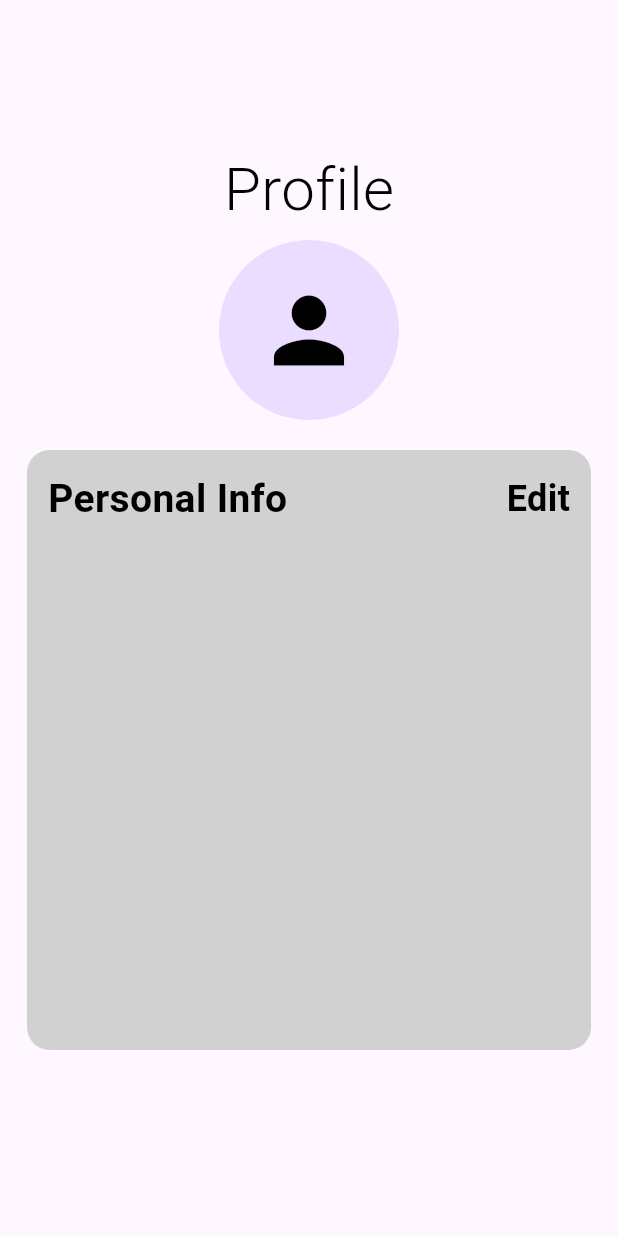
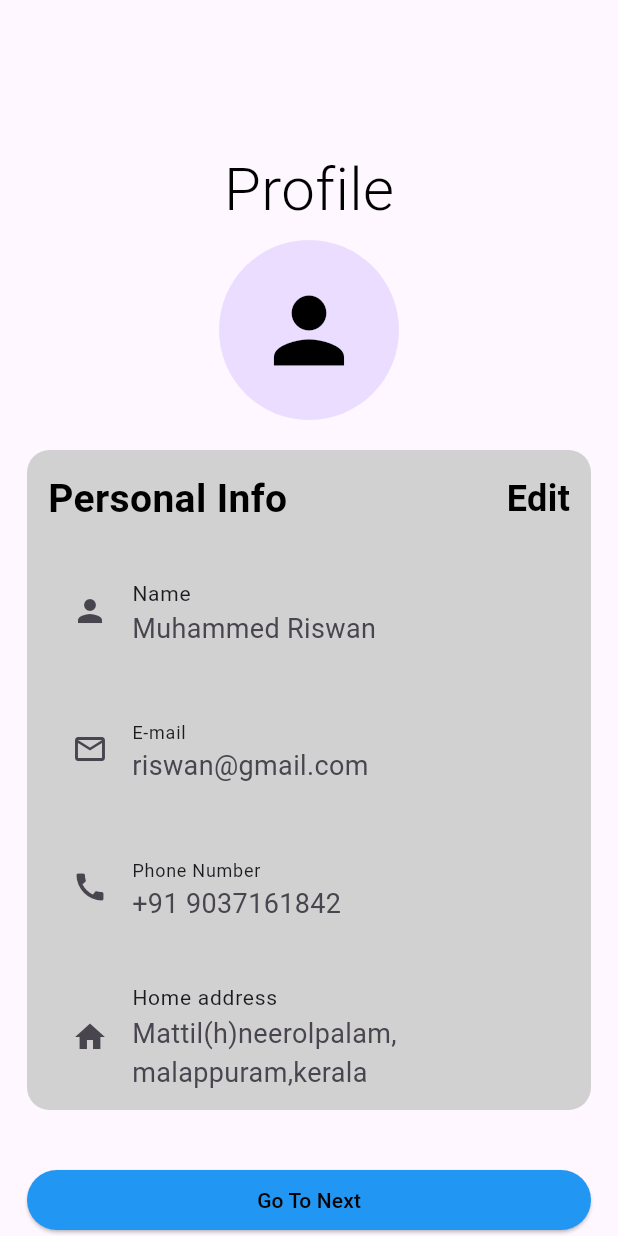
Before and after one commit to shamseernpm-beep/practice_dribble, a Flutter app: the Next screen opened directly, on a phone screen of 412 x 824 dp. Run offline on Flutter 3.47's test engine with Material 3 defaults, Android fonts, the light colour scheme and no system bars.

Commit message:
new pages

```diff
--- /dev/null
+++ b/lib/go.dart
@@ -0,0 +1,15 @@
+import 'package:flutter/material.dart';
+
+class Grid extends StatefulWidget {
+  const Grid({super.key});
+
+  @override
+  State<Grid> createState() => _GridState();
+}
+
+class _GridState extends State<Grid> {
+  @override
+  Widget build(BuildContext context) {
+    return const Placeholder();
+  }
+}
--- a/lib/next.dart
+++ b/lib/next.dart
@@ -1,4 +1,5 @@
 import 'package:flutter/material.dart';
+import 'package:practice_drible/go.dart';
 
 class Next extends StatefulWidget {
   const Next({super.key});
@@ -11,7 +12,8 @@ class _NextState extends State<Next> {
   @override
   Widget build(BuildContext context) {
     return Scaffold(
-      body: SafeArea(
+      body: SingleChildScrollView(
+        child: SafeArea(
           child: Padding(
             padding: const EdgeInsets.all(18),
             child: Column(
@@ -38,7 +40,7 @@ class _NextState extends State<Next> {
                 SizedBox(height: 20),
                 Container(
                   width: double.infinity,
-                height: 400,
+                  height: 440,
                   decoration: BoxDecoration(
                     color: const Color.fromARGB(255, 210, 209, 209),
                     borderRadius: BorderRadius.circular(15),
@@ -68,14 +70,76 @@ class _NextState extends State<Next> {
                             ),
                           ],
                         ),
-                    ],
+                        SizedBox(height: 20),
+                        ListTile(
+                          leading: Icon(Icons.person),
+                          title: Text("Name", style: TextStyle(fontSize: 14)),
+                          subtitle: Text(
+                            "Muhammed Riswan",
+                            style: TextStyle(fontSize: 18),
                           ),
+                        ),
+                        SizedBox(height: 20),
+                        ListTile(
+                          leading: Icon(Icons.email_outlined),
+                          title: Text("E-mail", style: TextStyle(fontSize: 12)),
+                          subtitle: Text(
+                            "riswan@gmail.com",
+                            style: TextStyle(fontSize: 18),
+                          ),
+                        ),
+                        SizedBox(height: 20),
+                        ListTile(
+                          leading: Icon(Icons.call),
+                          title: Text(
+                            "Phone Number",
+                            style: TextStyle(fontSize: 12),
+                          ),
+                          subtitle: Text(
+                            "+91 9037161842",
+                            style: TextStyle(fontSize: 18),
+                          ),
+                        ),
+                        SizedBox(height: 20),
+                        ListTile(
+                          leading: Icon(Icons.home),
+                          title: Text(
+                            "Home address",
+                            style: TextStyle(fontSize: 14),
+                          ),
+                          subtitle: Text(
+                            "Mattil(h)neerolpalam,  malappuram,kerala",
+                            style: TextStyle(fontSize: 18),
                           ),
                         ),
                       ],
                     ),
                   ),
                 ),
+                SizedBox(height: 40),
+                Container(
+                  width: double.infinity,
+                  height: 40,
+                  decoration: BoxDecoration(),
+                  child: ElevatedButton(
+                    onPressed: () {
+                      Navigator.push(
+                        context,
+                        MaterialPageRoute(builder: (context) => Grid()),
+                      );
+                    },
+                    style: ElevatedButton.styleFrom(
+                      backgroundColor: Colors.blue,
+                      foregroundColor: Colors.black,
+                    ),
+                    child: Text("Go To Next"),
+                  ),
+                ),
+              ],
+            ),
+          ),
+        ),
+      ),
     );
   }
 }
```
Lines whose indentation alone changed are shown as unchanged.
